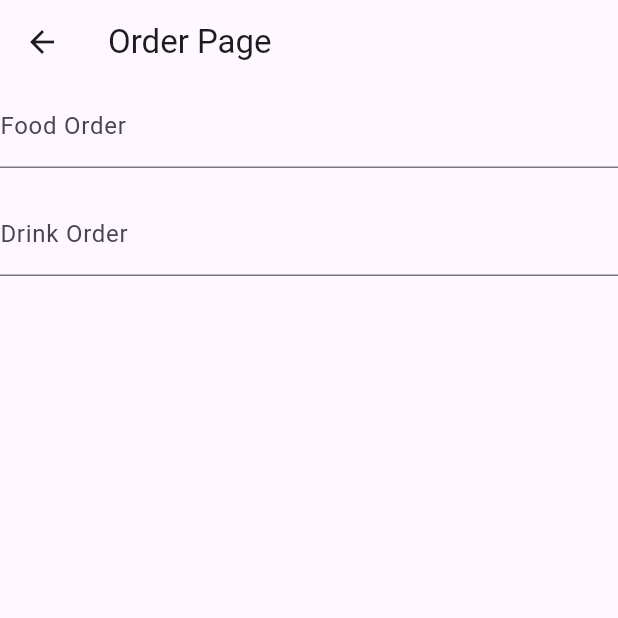
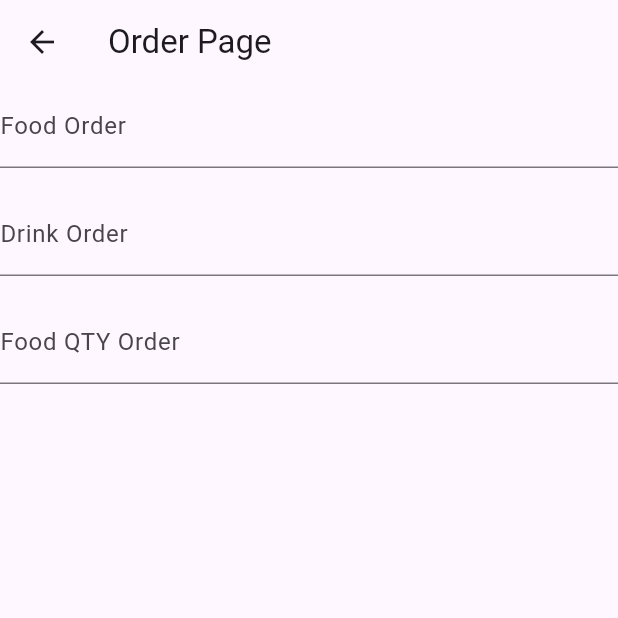
Before and after one commit to Aryaaa30/20220140114_act4, a Flutter app: the OrderPage screen opened directly, on a phone screen of 412 x 824 dp, the top half of it. Run offline on Flutter 3.47's test engine with Material 3 defaults, Android fonts, the light colour scheme and no system bars.

Commit message:
Menambahkan Input Jumlah Makanan

```diff
--- a/lib/order_page.dart
+++ b/lib/order_page.dart
@@ -53,6 +53,16 @@ class _OrderPageState extends State<OrderPage> {
                 return null;
               },
             ),
+            TextFormField(
+              controller: jumlahMakananController,
+              decoration: const InputDecoration(labelText: 'Food QTY Order'),
+              validator: (value) {
+                if (value == null || value.isEmpty) {
+                  return 'Please enter your qty of food order';
+                }
+                return null;
+              },
+            ),
           ],
         ),
       ),
```
